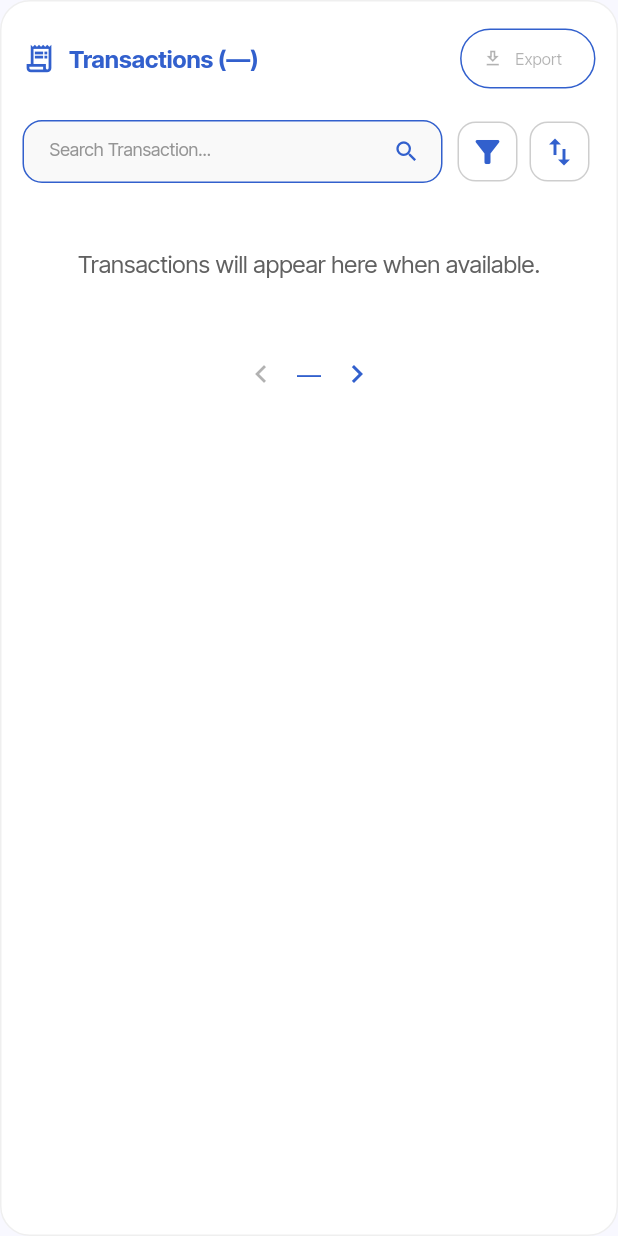
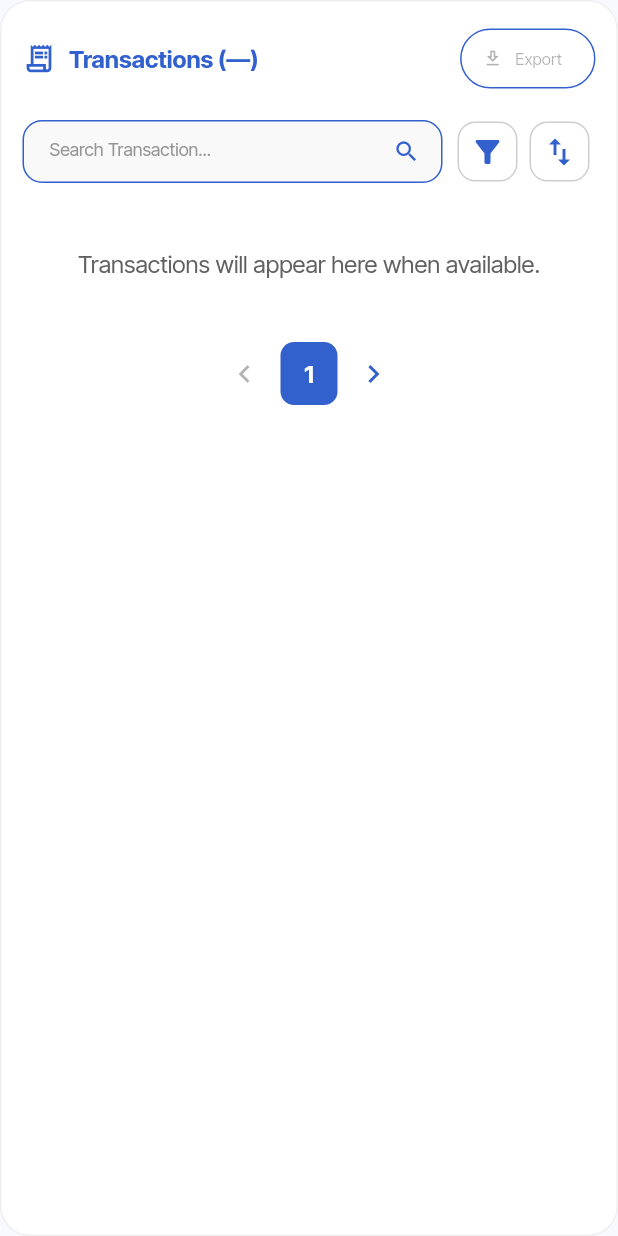
Before and after one commit to vire-finance/frontend, a Flutter app: the TransactionsPreviewSection widget shown alone on an empty page, opened directly with empty values, on a phone screen of 412 x 824 dp. Run offline on Flutter 3.47's test engine with Material 3 defaults, Android fonts, the phone set to English and light mode, and no system bars; our stand-ins replace csv, dio, file_picker, firebase_core, firebase_messaging, flutter_riverpod and 6 more; missing offline and left inert: google_sign_in_web, mobile_scanner; accounts and stored records are empty; network calls fail.

Commit message:
Fix empty transaction pagination

```diff
--- a/lib/features/dashboard/presentation/widgets/transactions_preview_section.dart
+++ b/lib/features/dashboard/presentation/widgets/transactions_preview_section.dart
@@ -112,7 +112,22 @@ class _TransactionsPreviewSectionState
                 onPressed: null,
                 icon: const Icon(Icons.chevron_left),
               ),
-              const Text('—', style: TextStyle(color: AppColors.blue500)),
+              Container(
+                width: 38,
+                height: 42,
+                alignment: Alignment.center,
+                decoration: BoxDecoration(
+                  color: AppColors.blue500,
+                  borderRadius: BorderRadius.circular(9),
+                ),
+                child: const Text(
+                  '1',
+                  style: TextStyle(
+                    color: AppColors.white,
+                    fontWeight: FontWeight.w700,
+                  ),
+                ),
+              ),
               IconButton(
                 onPressed: widget.onViewAll,
                 icon: const Icon(
```
